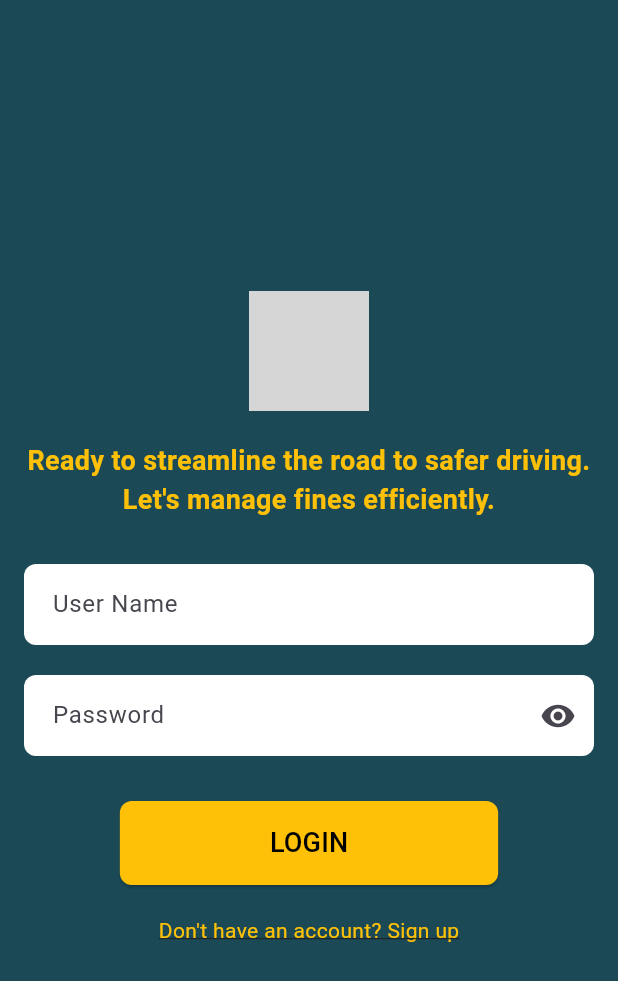
After one commit to Dihara98/trafficapp, a Flutter app: the LoginPage screen opened directly, on a phone screen of 412 x 824 dp. The commit adds this screen. Shown: the top 981 px of the screen. Run offline on Flutter 3.47's test engine with Material 3 defaults, Android fonts, the phone set to English and light mode, and no system bars; our stand-ins replace cloud_firestore, file_picker, firebase_auth, firebase_core, firebase_storage, open_filex and 1 more; missing offline and left inert: bcrypt; accounts and stored records are empty; grey boxes are pictures that could not be loaded.

Commit message:
uploaded button not completly working

```diff
--- /dev/null
+++ b/lib/login_page.dart
@@ -0,0 +1,165 @@
+import 'package:flutter/material.dart';
+import 'package:firebase_auth/firebase_auth.dart';
+import 'package:sltrafficapp/fourth_page.dart'; // Import home page or another page after login
+
+class LoginPage extends StatefulWidget {
+  @override
+  _LoginPageState createState() => _LoginPageState();
+}
+
+class _LoginPageState extends State<LoginPage> {
+  final FirebaseAuth _auth = FirebaseAuth.instance;
+  final TextEditingController _usernameController = TextEditingController();  // Define username controller
+  final TextEditingController _passwordController = TextEditingController();
+  String? _errorMessage;
+  bool _loading = false;  // Define loading variable
+
+  Future<void> _login() async {
+    setState(() {
+      _loading = true;
+      _errorMessage = null;  // Clear any previous error messages
+    });
+
+    String username = _usernameController.text;
+    String password = _passwordController.text;
+
+    try {
+      UserCredential userCredential = await _auth.signInWithEmailAndPassword(
+        email: _usernameController.text.trim(),
+        password: _passwordController.text.trim(),
+      );
+      // Navigate to another page or show a success message
+      Navigator.pushReplacement(context, MaterialPageRoute(builder: (context) => HomePage()));
+    } catch (error) {
+      setState(() {
+        _errorMessage = error.toString();  // Use _errorMessage
+      });
+    } finally {
+      setState(() {
+        _loading = false;  // Stop loading
+      });
+    }
+  }
+
+  @override
+  Widget build(BuildContext context) {
+    return Scaffold(
+      backgroundColor: Color(0xFF1b4a56),
+      body: Center(
+        child: Padding(
+          padding: const EdgeInsets.all(16.0),
+          child: Column(
+            mainAxisAlignment: MainAxisAlignment.center,
+            children: [
+              // Logo and introductory text
+              Image.asset('assets/logo.png', height: 80),
+              SizedBox(height: 20),
+              Text(
+                'Ready to streamline the road to safer driving.\nLet\'s manage fines efficiently.',
+                textAlign: TextAlign.center,
+                style: TextStyle(
+                  color: Colors.amber,
+                  fontSize: 18,
+                  fontWeight: FontWeight.bold,
+                ),
+              ),
+              SizedBox(height: 30),
+
+              // Username field
+              TextField(
+                controller: _usernameController,
+                decoration: InputDecoration(
+                  hintText: 'User Name',
+                  filled: true,
+                  fillColor: Colors.white,
+                  border: OutlineInputBorder(
+                    borderRadius: BorderRadius.circular(8.0),
+                    borderSide: BorderSide.none,
+                  ),
+                  contentPadding: EdgeInsets.symmetric(vertical: 15, horizontal: 15),
+                ),
+              ),
+              SizedBox(height: 20),
+
+              // Password field
+              TextField(
+                controller: _passwordController,
+                obscureText: true,
+                decoration: InputDecoration(
+                  hintText: 'Password',
+                  filled: true,
+                  fillColor: Colors.white,
+                  border: OutlineInputBorder(
+                    borderRadius: BorderRadius.circular(8.0),
+                    borderSide: BorderSide.none,
+                  ),
+                  contentPadding: EdgeInsets.symmetric(vertical: 15, horizontal: 15),
+                  suffixIcon: Icon(Icons.visibility),
+                ),
+              ),
+              SizedBox(height: 10),
+
+              // Display error message if any
+              if (_errorMessage != null)
+                Text(
+                  _errorMessage!,
+                  style: TextStyle(color: Colors.red),
+                ),
+
+              SizedBox(height: 20),
+
+              // Login button
+              ElevatedButton(
+                onPressed: _loading ? null : _login,  // Disable button when loading
+                style: ElevatedButton.styleFrom(
+                  backgroundColor: Colors.amber,
+                  padding: EdgeInsets.symmetric(horizontal: 100, vertical: 15),
+                  shape: RoundedRectangleBorder(
+                    borderRadius: BorderRadius.circular(8),
+                  ),
+                ),
+                child: _loading
+                    ? CircularProgressIndicator(color: Colors.black)  // Show loading spinner
+                    : Text(
+                  'LOGIN',
+                  style: TextStyle(fontSize: 18, color: Colors.black),
+                ),
+              ),
+
+              SizedBox(height: 20),
+
+              // Sign Up link
+              GestureDetector(
+                onTap: () {
+                  // Navigate to the SignupPage
+                  // Navigator.push(context, MaterialPageRoute(builder: (context) => SignupPolicePage()));
+                },
+                child: Text(
+                  'Don\'t have an account? Sign up',
+                  style: TextStyle(
+                    color: Colors.amber,
+                    decoration: TextDecoration.underline,
+                  ),
+                ),
+              ),
+            ],
+          ),
+        ),
+      ),
+    );
+  }
+}
+
+class HomePage extends StatelessWidget {
+  @override
+  Widget build(BuildContext context) {
+    return Scaffold(
+      appBar: AppBar(
+        title: Text('Home Page'),
+      ),
+      body: Center(
+        child: Text('Welcome to the Home Page!'),
+      ),
+    );
+  }
+}
--- a/pubspec.yaml
+++ b/pubspec.yaml
@@ -50,7 +50,8 @@ dependencies:
   firebase_storage: ^12.3.4
   #flutter_file_picker: ^6.0.0
   #downloads_path_provider_28: ^0.1.2
-  permission_handler: ^8.3.0
+ # permission_handler: ^8.3.0
+  image_picker: ^1.1.2
   #dio: ^4.0.4
 
 dev_dependencies:
```
Also changed, not shown: lib/twenty_eight_page.dart (+57 -19 lines), pubspec.lock, 6 other files.
